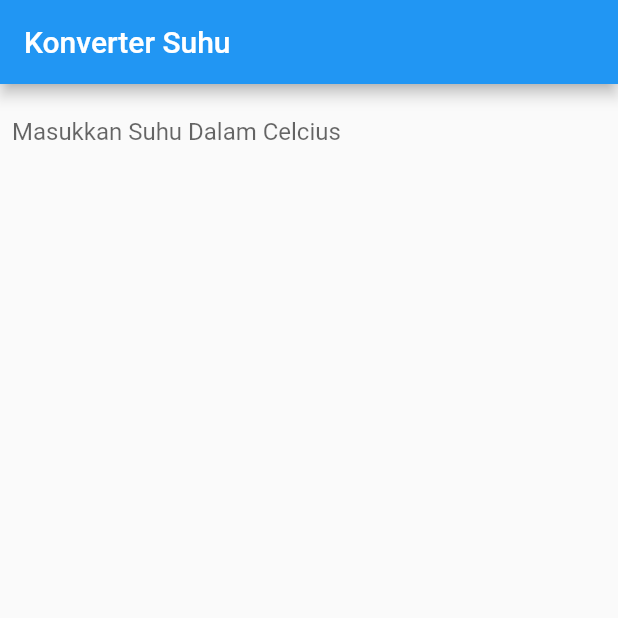
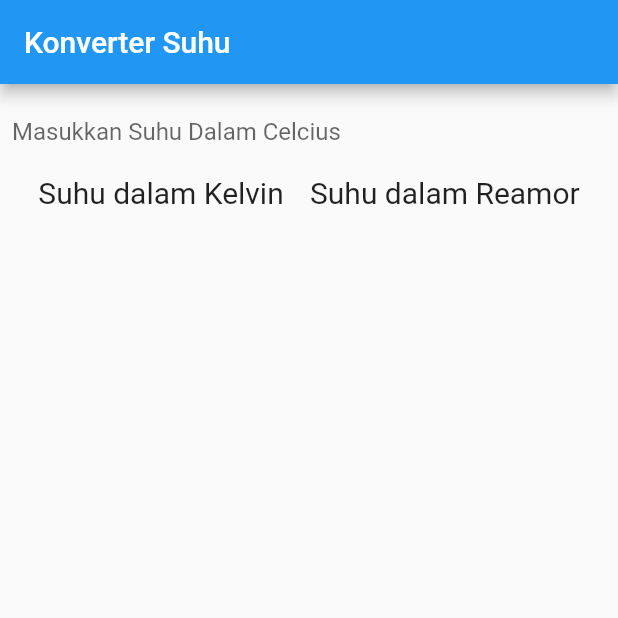
Before and after one commit to Evina08/flutter_state, a Flutter app: the screen it shows after launch, on a phone screen of 412 x 824 dp, the top half of it. Run offline on Flutter 3.47's test engine with Material 2 defaults, Android fonts, the phone set to English and light mode, and no system bars.

Commit message:
Row untuk text Suhu Klevin dan Reamor

```diff
--- a/lib/main.dart
+++ b/lib/main.dart
@@ -32,6 +32,23 @@ class MyApp extends StatelessWidget {
                     border: InputBorder.none,
                     hintText: 'Masukkan Suhu Dalam Celcius'),
               ),
+              Row(
+                mainAxisAlignment: MainAxisAlignment.spaceEvenly,
+                children: <Widget>[
+                  Column(
+                    children: <Widget>[
+                      Text("Suhu dalam Kelvin",
+                          style: TextStyle(height: 1.5, fontSize: 20)),
+                    ],
+                  ),
+                  Column(
+                    children: <Widget>[
+                      Text("Suhu dalam Reamor",
+                          style: TextStyle(height: 1.5, fontSize: 20)),
+                    ],
+                  )
+                ],
+              )
             ],
           ),
         ),
```
